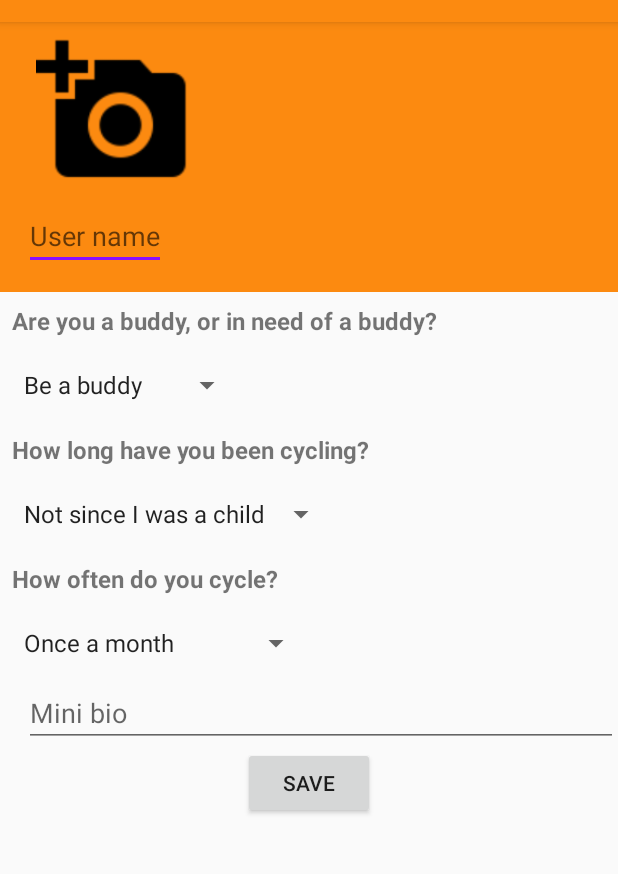
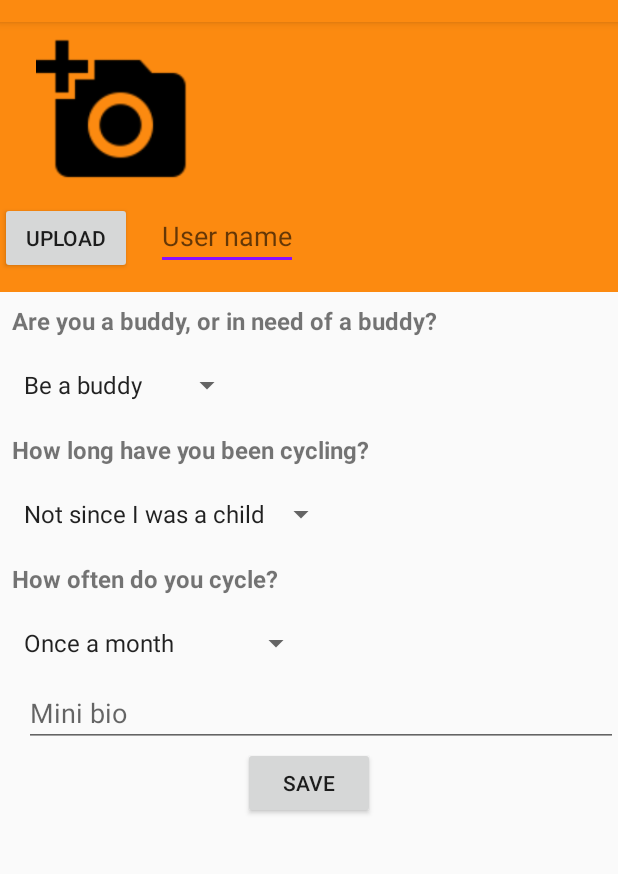
Before and after one commit to Izzy3145/CycleBuddy, an Android app: the ViewProfileActivity screen opened directly, with no data from a screen before it, in the options menu, after a tap on "Edit Profile", on a phone screen of 412 x 824 dp, the part 62-936 px from its top. Run offline under Robolectric (Android 15) with nearby library versions, the light colour scheme and no system bars; our stand-ins replace ButterKnife, Firebase (no records; nobody signed in at launch, a user with empty details on screens opened directly), Timber; libraries missing offline, so code that uses them is left out: com.firebase.ui; pictures from the network do not load; 1 statement that could not run was skipped.

Commit message:
Image upload and download sorted

```diff
--- a/app/build.gradle
+++ b/app/build.gradle
@@ -30,8 +30,8 @@ dependencies {
     implementation 'com.google.firebase:firebase-auth:16.0.1'
     implementation 'com.google.firebase:firebase-database:16.0.1'
     implementation 'com.firebaseui:firebase-ui-auth:4.0.0'
+    implementation 'com.firebaseui:firebase-ui-storage:0.6.0'
     implementation 'com.google.firebase:firebase-storage:16.0.1'
-
 
     //testing dependencies
     implementation 'com.android.support:support-v4:27.1.1'
@@ -43,7 +43,7 @@ dependencies {
     implementation 'com.jakewharton.timber:timber:4.7.0'
     implementation 'com.jakewharton:butterknife:8.8.1'
     annotationProcessor 'com.jakewharton:butterknife-compiler:8.8.1'
-
+    implementation 'com.github.bumptech.glide:glide:3.7.0'
 }
 
 apply plugin: 'com.google.gms.google-services'
--- a/app/src/main/AndroidManifest.xml
+++ b/app/src/main/AndroidManifest.xml
@@ -3,6 +3,9 @@
     package="com.example.android.cyclebuddy">
 
     <uses-permission android:name="android.permission.WRITE_EXTERNAL_STORAGE" />
+    <uses-permission android:name="android.permission.INTERNET" />
+    <uses-permission android:name="android.permission.READ_EXTERNAL_STORAGE" />
+
     <uses-feature android:name="android.hardware.camera"
         android:required="false" />
 
--- a/app/src/main/java/com/example/android/cyclebuddy/EditProfileActivity.java
+++ b/app/src/main/java/com/example/android/cyclebuddy/EditProfileActivity.java
@@ -1,10 +1,13 @@
 package com.example.android.cyclebuddy;
 
+import android.app.ProgressDialog;
 import android.content.DialogInterface;
 import android.content.Intent;
+import android.content.SharedPreferences;
 import android.graphics.Bitmap;
 import android.net.Uri;
 import android.os.Build;
+import android.preference.PreferenceManager;
 import android.provider.MediaStore;
 import android.support.annotation.NonNull;
 import android.support.v7.app.ActionBar;
@@ -27,6 +30,7 @@ import android.widget.Toast;
 
 import com.example.android.cyclebuddy.model.UserProfile;
 import com.firebase.ui.auth.data.model.User;
+import com.google.android.gms.auth.api.signin.internal.Storage;
 import com.google.android.gms.tasks.Continuation;
 import com.google.android.gms.tasks.OnCompleteListener;
 import com.google.android.gms.tasks.OnFailureListener;
@@ -37,12 +41,14 @@ import com.google.firebase.auth.FirebaseUser;
 import com.google.firebase.database.DatabaseReference;
 import com.google.firebase.database.FirebaseDatabase;
 import com.google.firebase.storage.FirebaseStorage;
+import com.google.firebase.storage.OnProgressListener;
 import com.google.firebase.storage.StorageReference;
 import com.google.firebase.storage.UploadTask;
 
 import java.io.IOException;
 import java.lang.ref.Reference;
 import java.util.Set;
+import java.util.UUID;
 
 import butterknife.BindView;
 import butterknife.ButterKnife;
@@ -50,37 +56,33 @@ import timber.log.Timber;
 
 public class EditProfileActivity extends AppCompatActivity {
 
-    //TODO: add changes listener with "Discard" dialogue
-
     //TODO: either open with a Uri (editing existing profile), or no Uri (new profile)
-    //TODO: add setOnTouchListeners to all edit texts and buttons
-
 
     @BindView(R.id.edit_profile_toolbar) Toolbar editProfileToolbar;
     @BindView(R.id.profile_image_view) ImageView profileImageView;
     @BindView(R.id.spinner_buddy_type) Spinner buddyTypeSpinner;
     @BindView(R.id.spinner_years_of_cycling) Spinner yearsCyclingSpinner;
     @BindView(R.id.spinner_cycling_frequency) Spinner cyclingFrequencySpinner;
-
+    @BindView(R.id.upload_button) Button uploadButton;
     @BindView(R.id.save_button) Button saveButton;
     @BindView(R.id.name_edit_text) EditText nameEditText;
     @BindView(R.id.bio_edit_text) EditText bioEditText;
-
 
     private FirebaseDatabase mFirebaseDatabase;
     private DatabaseReference mProfileDatabaseReference;
     private FirebaseStorage mFirebaseStorage;
     private StorageReference mStorageReference;
 
-    private String mUserID;
     private String mName;
     private String mBuddyType;
     private String mYearsCycling;
     private String mCyclingFrequency;
     private String mMiniBio;
     private String mPhotoUrl = null;
+    private String mSharedPrefUserID;
+    //TODO: send image random ID to shared preferences for ViewProfile to use
 
-    public static final String USER_ID_TO_EDIT = "user ID to edit";
+    private Uri selectedImageUri;
     private static final int PICK_IMAGE = 1;
 
     private boolean mProfileHasChanged = false;
@@ -93,7 +95,6 @@ public class EditProfileActivity extends AppCompatActivity {
         }
     };
 
-
     @Override
     protected void onCreate(Bundle savedInstanceState) {
         super.onCreate(savedInstanceState);
@@ -105,14 +106,17 @@ public class EditProfileActivity extends AppCompatActivity {
         if(ab != null){
             ab.setDisplayHomeAsUpEnabled(true);}
 
-        Intent intent = getIntent();
-        mUserID = intent.getStringExtra(USER_ID_TO_EDIT);
+        //get userID from sharedPreferences
+        SharedPreferences sharedPreferences = PreferenceManager.getDefaultSharedPreferences(this);
+        mSharedPrefUserID = sharedPreferences.getString(getString(R.string.preference_file_key),
+                "unsuccessful");
 
         //set up writable database
         mFirebaseDatabase = FirebaseDatabase.getInstance();
         mFirebaseStorage = FirebaseStorage.getInstance();
+        mStorageReference = mFirebaseStorage.getReference();
 
-        mProfileDatabaseReference = mFirebaseDatabase.getReference().child("Users").child(mUserID);
+        mProfileDatabaseReference = mFirebaseDatabase.getReference().child("Users").child(mSharedPrefUserID);
         //mStorageReference = mFirebaseStorage.getReference().child("profile_pics");
 
         //set up photo intent
@@ -120,7 +124,13 @@ public class EditProfileActivity extends AppCompatActivity {
         profileImageView.setOnClickListener(new View.OnClickListener() {
             @Override
             public void onClick(View view) {
-                takePictureIntent();
+                choosePictureIntent();
+            }
+        });
+        uploadButton.setOnClickListener(new View.OnClickListener() {
+            @Override
+            public void onClick(View view) {
+                uploadImage();
             }
         });
 
@@ -136,14 +146,13 @@ public class EditProfileActivity extends AppCompatActivity {
                 mMiniBio = bioEditText.getText().toString();
 
                 if(mPhotoUrl == null){
-                    newUser = new UserProfile(mUserID, mName, mBuddyType, mYearsCycling,
+                    newUser = new UserProfile(mSharedPrefUserID, mName, mBuddyType, mYearsCycling,
                             mCyclingFrequency, mMiniBio);
                 } else {
-                    newUser = new UserProfile(mUserID, mName, mBuddyType, mMiniBio, mYearsCycling,
+                    newUser = new UserProfile(mSharedPrefUserID, mName, mBuddyType, mMiniBio, mYearsCycling,
                             mCyclingFrequency, mPhotoUrl);
                 }
                 mProfileDatabaseReference.setValue(newUser);
-
                 finish();
             }
         });
@@ -178,10 +187,9 @@ public class EditProfileActivity extends AppCompatActivity {
         return super.onOptionsItemSelected(item);
     }
 
-    private void takePictureIntent() {
+    private void choosePictureIntent() {
 
         Intent intent;
-
         if (Build.VERSION.SDK_INT < 19) {
             intent = new Intent(Intent.ACTION_GET_CONTENT);
         } else {
@@ -198,40 +206,9 @@ public class EditProfileActivity extends AppCompatActivity {
         super.onActivityResult(requestCode, resultCode, data);
         if (requestCode == PICK_IMAGE && resultCode == RESULT_OK && data != null && data.getData() != null) {
 
-            Uri selectedImageUri = data.getData();
+            selectedImageUri = data.getData();
 
-            try {
-                //save image to database
-                //final StorageReference photoRef = mStorageReference.child(selectedImageUri.getLastPathSegment());
-                //photoRef.putFile(selectedImageUri);
-                //TODO: sort out saving photo to Cloud Storage
-
-//                //  get the download Url
-//                Task<Uri> urlTask = uploadTask.continueWithTask(new Continuation<UploadTask.TaskSnapshot, Task<Uri>>() {
-//                    @Override
-//                    public Task<Uri> then(@NonNull Task<UploadTask.TaskSnapshot> task) throws Exception {
-//                        if (!task.isSuccessful()) {
-//                            throw task.getException();
-//                        }
-//
-//                        // Continue with the task to get the download URL
-//                        return photoRef.getDownloadUrl();
-//                    }
-//                }).addOnCompleteListener(new OnCompleteListener<Uri>() {
-//                    @Override
-//                    public void onComplete(@NonNull Task<Uri> task) {
-//                        if (task.isSuccessful()) {
-//                            Uri downloadUri = task.getResult();
-                //mPhotoUrl = downloadUri.toString();
-//
-//                        } else {
-//                            Toast.makeText(getApplicationContext(), getString(R.string.task_not_complete),
-//                                    Toast.LENGTH_SHORT).show();
-//                        }
-//                    }
-//                });
-
-                //set image to image view
+            try {//set image to image view
                 Bitmap bitmap = MediaStore.Images.Media.getBitmap(getContentResolver(), selectedImageUri);
                 profileImageView.setImageBitmap(bitmap);
 
@@ -240,6 +217,42 @@ public class EditProfileActivity extends AppCompatActivity {
                 Timber.v("Problem with getting picture");
             }
         }
+    }
+
+    private void uploadImage(){
+
+        if(selectedImageUri != null)
+        {
+            final ProgressDialog progressDialog = new ProgressDialog(this);
+            progressDialog.setTitle("Uploading...");
+            progressDialog.show();
+
+            StorageReference ref = mStorageReference.child("images/"+ UUID.randomUUID().toString());
+            ref.putFile(selectedImageUri)
+                    .addOnSuccessListener(new OnSuccessListener<UploadTask.TaskSnapshot>() {
+                        @Override
+                        public void onSuccess(UploadTask.TaskSnapshot taskSnapshot) {
+                            progressDialog.dismiss();
+                            Toast.makeText(EditProfileActivity.this, "Uploaded", Toast.LENGTH_SHORT).show();
+                        }
+                    })
+                    .addOnFailureListener(new OnFailureListener() {
+                        @Override
+                        public void onFailure(@NonNull Exception e) {
+                            progressDialog.dismiss();
+                            Toast.makeText(EditProfileActivity.this, "Failed "+e.getMessage(), Toast.LENGTH_SHORT).show();
+                        }
+                    })
+                    .addOnProgressListener(new OnProgressListener<UploadTask.TaskSnapshot>() {
+                        @Override
+                        public void onProgress(UploadTask.TaskSnapshot taskSnapshot) {
+                            double progress = (100.0*taskSnapshot.getBytesTransferred()/taskSnapshot
+                                    .getTotalByteCount());
+                            progressDialog.setMessage("Uploaded "+(int)progress+"%");
+                        }
+                    });
+        }
+
     }
 
     //set up buddy type spinner
--- a/app/src/main/java/com/example/android/cyclebuddy/MainActivity.java
+++ b/app/src/main/java/com/example/android/cyclebuddy/MainActivity.java
@@ -1,5 +1,6 @@
 package com.example.android.cyclebuddy;
 
+import android.content.Context;
 import android.content.Intent;
 import android.content.SharedPreferences;
 import android.preference.PreferenceManager;
@@ -46,7 +47,6 @@ public class MainActivity extends AppCompatActivity implements RideFragment.OnNa
     private FirebaseAuth.AuthStateListener mAuthStateListener;
     private FirebaseUser mFirebaseUser;
 
-    public static final String USER_ID = "user ID";
     public static final String ANONYMOUS = "anonymous";
     public static final int RC_SIGN_IN = 1;
 
@@ -113,7 +113,7 @@ public class MainActivity extends AppCompatActivity implements RideFragment.OnNa
 
             SharedPreferences sharedPreferences = PreferenceManager.getDefaultSharedPreferences(this);
             SharedPreferences.Editor editor = sharedPreferences.edit();
-            editor.putString("USER_ID", userID);
+            editor.putString(getString(R.string.preference_file_key), userID);
             editor.apply();
 
             Timber.v(userID);
@@ -134,7 +134,6 @@ public class MainActivity extends AppCompatActivity implements RideFragment.OnNa
         switch (item.getItemId()){
             case R.id.view_own_profile:
                 Intent startProfileActivity = new Intent(this, ViewProfileActivity.class);
-                startProfileActivity.putExtra(USER_ID, userID);
                 startActivity(startProfileActivity);
                 //TODO: send an intent data so that the right version of view profile will open
                 return true;
--- a/app/src/main/java/com/example/android/cyclebuddy/ViewProfileActivity.java
+++ b/app/src/main/java/com/example/android/cyclebuddy/ViewProfileActivity.java
@@ -1,8 +1,10 @@
 package com.example.android.cyclebuddy;
 
+import android.content.Context;
 import android.content.Intent;
 import android.content.SharedPreferences;
 import android.os.Bundle;
+import android.preference.Preference;
 import android.preference.PreferenceManager;
 import android.support.annotation.NonNull;
 import android.support.v7.app.ActionBar;
@@ -14,14 +16,20 @@ import android.view.MenuItem;
 import android.widget.ImageView;
 import android.widget.TextView;
 
+import com.bumptech.glide.Glide;
 import com.example.android.cyclebuddy.model.UserProfile;
 import com.firebase.ui.auth.AuthUI;
 import com.firebase.ui.auth.data.model.User;
+import com.firebase.ui.storage.images.FirebaseImageLoader;
 import com.google.firebase.database.DataSnapshot;
 import com.google.firebase.database.DatabaseError;
 import com.google.firebase.database.DatabaseReference;
 import com.google.firebase.database.FirebaseDatabase;
 import com.google.firebase.database.ValueEventListener;
+import com.google.firebase.storage.FirebaseStorage;
+import com.google.firebase.storage.StorageReference;
+
+import java.io.File;
 
 import butterknife.BindView;
 import butterknife.ButterKnife;
@@ -36,16 +44,10 @@ public class ViewProfileActivity extends AppCompatActivity {
     @BindView(R.id.cycling_frequency_text_view) TextView cyclingFreqeuncyTv;
     @BindView(R.id.bio_text_view) TextView miniBioTv;
 
-
-    //TODO: enable reading from database
     private FirebaseDatabase mFirebaseDatabase;
-    private String mUserID;
+    private FirebaseStorage mFirebaseStorage;
     private UserProfile mUserProfile;
-
     private String mSharedPrefUserID;
-
-    public static final String USER_ID = "user ID";
-    public static final String USER_ID_TO_EDIT = "user ID to edit";
 
     @Override
     protected void onCreate(Bundle savedInstanceState) {
@@ -59,38 +61,43 @@ public class ViewProfileActivity extends AppCompatActivity {
             ab.setDisplayHomeAsUpEnabled(true);
         }
 
-        Intent intent = getIntent();
-        mUserID = intent.getStringExtra(USER_ID);
-
         //get userID from sharedpreferences
         SharedPreferences sharedPreferences = PreferenceManager.getDefaultSharedPreferences(this);
-        mSharedPrefUserID = sharedPreferences.getString("USER_ID","");
+        mSharedPrefUserID = sharedPreferences.getString(getString(R.string.preference_file_key),
+                "unsuccessful");
+        //get reference to user's section of database
+        mFirebaseDatabase = FirebaseDatabase.getInstance();
+        final DatabaseReference mRef = mFirebaseDatabase.getReference("Users").child(mSharedPrefUserID);
 
+        //download the saved image
+        mFirebaseStorage = FirebaseStorage.getInstance();
+        StorageReference storageRef = mFirebaseStorage.getReference();
+        StorageReference downloadRef = storageRef.child("images/36246e9b-4d84-4fe1-87d5-6780c5b35034");
+        // Load the image using Glide
+        Glide.with(this)
+                .using(new FirebaseImageLoader())
+                .load(downloadRef)
+                .into(profileImageView);
 
-        mFirebaseDatabase = FirebaseDatabase.getInstance();
-        final DatabaseReference mRef = mFirebaseDatabase.getReference("Users").child(mUserID);
-
+        //download all other values
         mRef.addValueEventListener(new ValueEventListener() {
             @Override
             public void onDataChange(@NonNull DataSnapshot dataSnapshot) {
                 mUserProfile = dataSnapshot.getValue(UserProfile.class);
                 //set data to views
                 if (mUserProfile != null) {
-                    nameTv.setText(mSharedPrefUserID);
-                    //nameTv.setText(mUserProfile.getUser());
+                    nameTv.setText(mUserProfile.getUser());
                     buddyTypeTv.setText(mUserProfile.getBuddyType());
                     yearsCyclingTv.setText(mUserProfile.getYearsCycling());
                     cyclingFreqeuncyTv.setText(mUserProfile.getCyclingFrequency());
                     miniBioTv.setText(mUserProfile.getMiniBio());
                 }
             }
-
             @Override
             public void onCancelled(@NonNull DatabaseError databaseError) {
 
             }
         });
-
     }
 
     @Override
@@ -104,17 +111,12 @@ public class ViewProfileActivity extends AppCompatActivity {
     public boolean onOptionsItemSelected(MenuItem item) {
         switch (item.getItemId()) {
             case R.id.edit_profile:
-
                 Intent startEditProfile = new Intent(this, EditProfileActivity.class);
-                startEditProfile.putExtra(USER_ID_TO_EDIT, mUserID);
                 startActivity(startEditProfile);
                 return true;
-
             case R.id.sign_out:
-
                 AuthUI.getInstance().signOut(this);
                 return true;
-
             default:
                 return super.onOptionsItemSelected(item);
         }
--- a/app/src/main/res/layout/activity_edit_profile.xml
+++ b/app/src/main/res/layout/activity_edit_profile.xml
@@ -14,7 +14,7 @@
         android:background="?android:attr/colorPrimary"
         android:elevation="4dp"
         android:theme="@style/ThemeOverlay.AppCompat.ActionBar"
-        app:popupTheme="@style/ThemeOverlay.AppCompat.Light"/>
+        app:popupTheme="@style/ThemeOverlay.AppCompat.Light" />
 
     <LinearLayout
         android:layout_width="match_parent"
@@ -26,19 +26,32 @@
             android:id="@+id/profile_image_view"
             android:layout_width="@dimen/image_size"
             android:layout_height="@dimen/image_size"
+            android:layout_marginLeft="@dimen/large_border"
             android:padding="@dimen/medium_border"
-            android:layout_marginLeft="@dimen/large_border"
             app:srcCompat="@drawable/ic_add_a_photo" />
 
-        <EditText
-            android:id="@+id/name_edit_text"
-            android:layout_width="wrap_content"
+        <LinearLayout
+            android:layout_width="match_parent"
             android:layout_height="wrap_content"
-            android:hint="@string/name"
-            android:layout_marginLeft="@dimen/large_border"/>
+            android:orientation="horizontal">
+
+            <Button
+                android:id="@+id/upload_button"
+                android:layout_width="wrap_content"
+                android:layout_height="wrap_content"
+                android:layout_gravity="center_horizontal"
+                android:text="upload" />
+
+            <EditText
+                android:id="@+id/name_edit_text"
+                android:layout_width="wrap_content"
+                android:layout_height="wrap_content"
+                android:layout_marginLeft="@dimen/large_border"
+                android:hint="@string/name" />
+
+        </LinearLayout>
 
     </LinearLayout>
-
 
     <TextView
         android:layout_width="wrap_content"
@@ -93,8 +106,8 @@
         android:id="@+id/bio_edit_text"
         android:layout_width="match_parent"
         android:layout_height="wrap_content"
-        android:hint="@string/mini_bio"
-        android:layout_marginLeft="@dimen/large_border"/>
+        android:layout_marginLeft="@dimen/large_border"
+        android:hint="@string/mini_bio" />
 
     <Button
         android:id="@+id/save_button"
@@ -104,5 +117,4 @@
         android:text="@string/save_button" />
 
 
-
 </LinearLayout>
--- a/app/src/main/res/values/colors.xml
+++ b/app/src/main/res/values/colors.xml
@@ -3,4 +3,8 @@
     <color name="colorPrimary">#FC8A10</color>
     <color name="colorPrimaryDark">#AB5A02</color>
     <color name="colorAccent">#8A10FC</color>
+    <color name="light_green">#10FC8A</color>
+    <color name="dark_green">#8002AB5A</color>
+    <color name="black">#000000</color>
+
 </resources>
--- a/app/src/main/res/values/dimens.xml
+++ b/app/src/main/res/values/dimens.xml
@@ -6,5 +6,6 @@
     <dimen name="large_border">16dp</dimen>
     <dimen name="small_text">14sp</dimen>
     <dimen name="large_text">16sp</dimen>
-    <dimen name="title_text">20sp</dimen>
+    <dimen name="title_text">24sp</dimen>
+
 </resources>
--- a/build.gradle
+++ b/build.gradle
@@ -20,6 +20,7 @@ allprojects {
     repositories {
         google()
         jcenter()
+        mavenCentral()
     }
 }
 
```
Also changed, not shown: app/src/main/java/com/example/android/cyclebuddy/ui/OfferFragment.java (+25 -11 lines), app/src/main/res/drawable/rounded_button.xml (added, +12 -0 lines), app/src/main/res/layout/fragment_offer.xml (+17 -12 lines), app/src/main/res/layout/fragment_ride.xml (+21 -32 lines), app/src/main/res/values/arrays.xml (+14 -0 lines), app/src/main/res/values/strings.xml (+12 -4 lines).
